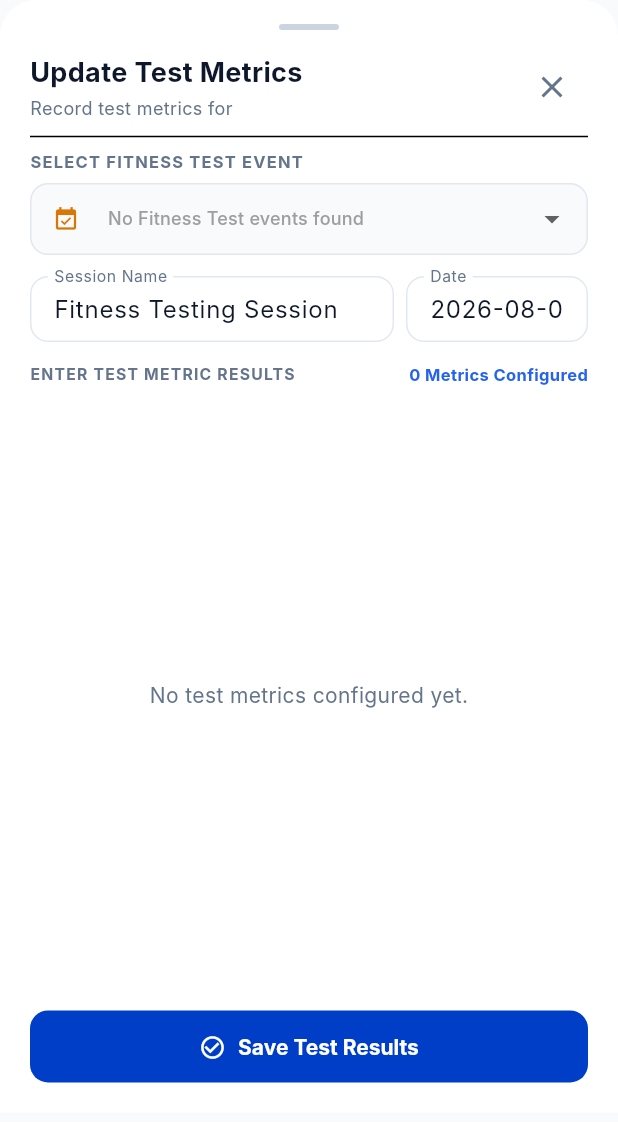
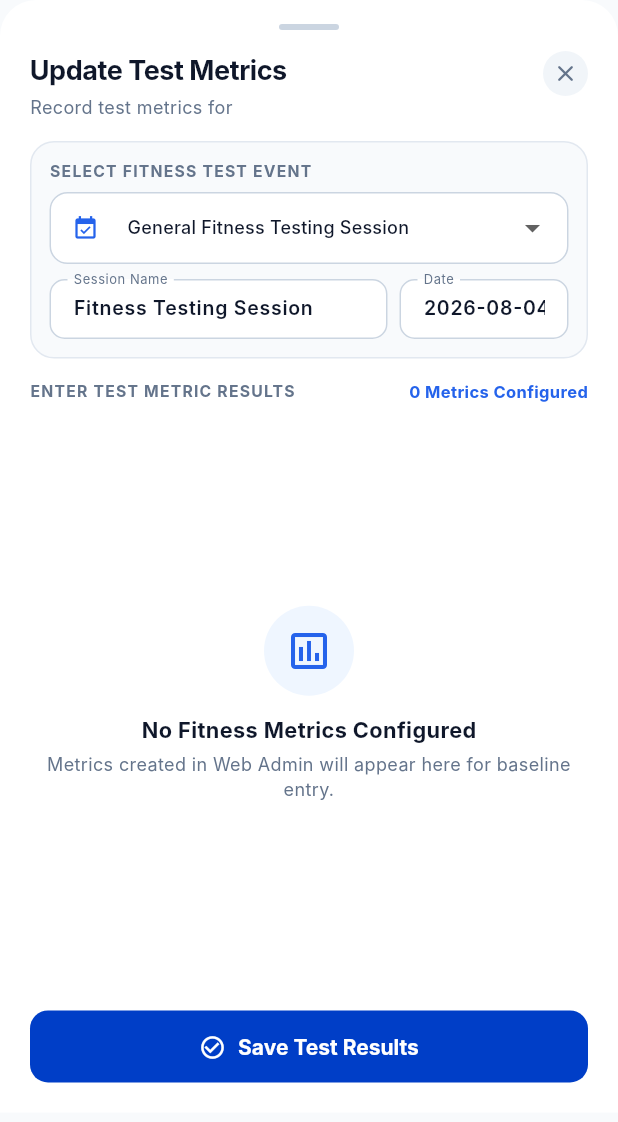
Before and after one commit to CodeWays-PTY/academypro-mobile-app, a Flutter app: the SinglePlayerBaselineModal widget shown alone on an empty page, opened directly with empty values, on a phone screen of 412 x 824 dp. Shown: the top 1122 px of the screen. Run offline on Flutter 3.47's test engine with Material 3 defaults, Android fonts, the phone set to English and light mode, and no system bars; our stand-ins replace connectivity_plus, dio, flutter_local_notifications, flutter_riverpod, hive_flutter, image_picker and 2 more; missing offline and left inert: mobile_scanner; accounts and stored records are empty; network calls fail; Roboto replaces fonts that are missing (Inter).

Commit message:
Redesign single_player_baseline_modal UI to align 100% with batch_test_logger_modal theme, typography, header, and container styling

```diff
--- a/lib/features/dashboard/presentation/single_player_baseline_modal.dart
+++ b/lib/features/dashboard/presentation/single_player_baseline_modal.dart
@@ -294,29 +294,42 @@ class _SinglePlayerBaselineModalState extends ConsumerState<SinglePlayerBaseline
 
           // Header
           Row(
-            mainAxisAlignment: MainAxisAlignment.spaceBetween,
+            crossAxisAlignment: CrossAxisAlignment.start,
             children: [
-              Column(
+              Expanded(
+                child: Column(
                   crossAxisAlignment: CrossAxisAlignment.start,
                   children: [
                     const Text(
                       'Update Test Metrics',
-                    style: TextStyle(fontSize: 18.0, fontWeight: FontWeight.bold, color: Color(0xFF0F172A)),
+                      style: TextStyle(fontSize: 18.0, fontWeight: FontWeight.bold, color: Color(0xFF0F172A), letterSpacing: -0.3),
                     ),
-                  const SizedBox(height: 2.0),
+                    const SizedBox(height: 3.0),
                     Text(
                       'Record test metrics for ${widget.playerName}',
                       style: const TextStyle(fontSize: 12.0, color: Color(0xFF64748B)),
+                      overflow: TextOverflow.ellipsis,
+                      maxLines: 2,
                     ),
                   ],
                 ),
-              IconButton(
-                icon: const Icon(Icons.close, color: Color(0xFF64748B)),
-                onPressed: () => Navigator.pop(context),
+              ),
+              const SizedBox(width: 12.0),
+              InkWell(
+                onTap: () => Navigator.pop(context),
+                borderRadius: BorderRadius.circular(20.0),
+                child: Container(
+                  padding: const EdgeInsets.all(6.0),
+                  decoration: const BoxDecoration(
+                    color: Color(0xFFF1F5F9),
+                    shape: BoxShape.circle,
+                  ),
+                  child: const Icon(Icons.close_rounded, size: 18.0, color: Color(0xFF64748B)),
+                ),
               ),
             ],
           ),
-          const Divider(height: 18.0),
+          const SizedBox(height: 14.0),
 
           if (_isLoading)
             const Expanded(
@@ -325,10 +338,20 @@ class _SinglePlayerBaselineModalState extends ConsumerState<SinglePlayerBaseline
               ),
             )
           else ...[
-            // 1. SELECT FITNESS TEST EVENT (Locked when launched from a specific event)
+            // 1. EVENT & SESSION CONFIGURATION CARD
+            Container(
+              padding: const EdgeInsets.all(12.0),
+              decoration: BoxDecoration(
+                color: const Color(0xFFF8FAFC),
+                borderRadius: BorderRadius.circular(16.0),
+                border: Border.all(color: const Color(0xFFE2E8F0)),
+              ),
+              child: Column(
+                crossAxisAlignment: CrossAxisAlignment.start,
+                children: [
                   Text(
                     widget.initialEvent != null ? 'FITNESS TEST EVENT (LOCKED)' : 'SELECT FITNESS TEST EVENT',
-              style: const TextStyle(fontSize: 11.0, fontWeight: FontWeight.bold, color: Color(0xFF64748B), letterSpacing: 0.8),
+                    style: const TextStyle(fontSize: 10.5, fontWeight: FontWeight.bold, color: Color(0xFF64748B), letterSpacing: 0.8),
                   ),
                   const SizedBox(height: 6.0),
                   DropdownButtonFormField<String>(
@@ -340,22 +363,21 @@ class _SinglePlayerBaselineModalState extends ConsumerState<SinglePlayerBaseline
                       prefixIcon: Icon(
                         widget.initialEvent != null ? Icons.lock_clock : Icons.event_available,
                         size: 18.0,
-                  color: widget.initialEvent != null ? const Color(0xFF64748B) : const Color(0xFFD97706),
+                        color: widget.initialEvent != null ? const Color(0xFF64748B) : const Color(0xFF2563EB),
                       ),
                       filled: true,
-                fillColor: widget.initialEvent != null ? const Color(0xFFF1F5F9) : const Color(0xFFF8FAFC),
+                      fillColor: widget.initialEvent != null ? const Color(0xFFF1F5F9) : Colors.white,
                       contentPadding: const EdgeInsets.symmetric(horizontal: 12.0, vertical: 10.0),
-                border: OutlineInputBorder(borderRadius: BorderRadius.circular(12.0), borderSide: const BorderSide(color: Color(0xFFE2E8F0))),
-                enabledBorder: OutlineInputBorder(borderRadius: BorderRadius.circular(12.0), borderSide: const BorderSide(color: Color(0xFFE2E8F0))),
-                disabledBorder: OutlineInputBorder(borderRadius: BorderRadius.circular(12.0), borderSide: const BorderSide(color: Color(0xFFCBD5E1))),
-                focusedBorder: OutlineInputBorder(borderRadius: BorderRadius.circular(12.0), borderSide: const BorderSide(color: Color(0xFFD97706), width: 1.5)),
+                      border: OutlineInputBorder(borderRadius: BorderRadius.circular(12.0), borderSide: const BorderSide(color: Color(0xFFCBD5E1))),
+                      enabledBorder: OutlineInputBorder(borderRadius: BorderRadius.circular(12.0), borderSide: const BorderSide(color: Color(0xFFCBD5E1))),
+                      focusedBorder: OutlineInputBorder(borderRadius: BorderRadius.circular(12.0), borderSide: const BorderSide(color: Color(0xFF2563EB), width: 1.5)),
                     ),
                     hint: const Text('Select Test Event', style: TextStyle(fontSize: 13.0)),
                     items: _testEvents.isEmpty
                         ? [
                             const DropdownMenuItem<String>(
                               value: null,
-                        child: Text('No Fitness Test events found', style: TextStyle(fontSize: 12.0, color: Colors.grey)),
+                              child: Text('General Fitness Testing Session', style: TextStyle(fontSize: 12.0, color: Color(0xFF0F172A))),
                             )
                           ]
                         : _testEvents.map((evt) {
@@ -374,20 +396,24 @@ class _SinglePlayerBaselineModalState extends ConsumerState<SinglePlayerBaseline
                           }).toList(),
                     onChanged: widget.initialEvent != null ? null : _onEventSelected,
                   ),
-            const SizedBox(height: 14.0),
-
-            // Date & Session Name Info Row
+                  const SizedBox(height: 10.0),
                   Row(
                     children: [
                       Expanded(
                         flex: 2,
                         child: TextFormField(
                           controller: _sessionController,
+                          style: const TextStyle(fontSize: 13.0, fontWeight: FontWeight.w600, color: Color(0xFF0F172A)),
                           decoration: InputDecoration(
                             labelText: 'Session Name',
+                            labelStyle: const TextStyle(fontSize: 11.5, color: Color(0xFF64748B)),
                             isDense: true,
+                            filled: true,
+                            fillColor: Colors.white,
                             contentPadding: const EdgeInsets.symmetric(horizontal: 12.0, vertical: 10.0),
-                      border: OutlineInputBorder(borderRadius: BorderRadius.circular(10.0)),
+                            border: OutlineInputBorder(borderRadius: BorderRadius.circular(10.0), borderSide: const BorderSide(color: Color(0xFFCBD5E1))),
+                            enabledBorder: OutlineInputBorder(borderRadius: BorderRadius.circular(10.0), borderSide: const BorderSide(color: Color(0xFFCBD5E1))),
+                            focusedBorder: OutlineInputBorder(borderRadius: BorderRadius.circular(10.0), borderSide: const BorderSide(color: Color(0xFF2563EB), width: 1.5)),
                           ),
                         ),
                       ),
@@ -396,15 +422,24 @@ class _SinglePlayerBaselineModalState extends ConsumerState<SinglePlayerBaseline
                         flex: 1,
                         child: TextFormField(
                           controller: _dateController,
+                          style: const TextStyle(fontSize: 13.0, fontWeight: FontWeight.w600, color: Color(0xFF0F172A)),
                           decoration: InputDecoration(
                             labelText: 'Date',
+                            labelStyle: const TextStyle(fontSize: 11.5, color: Color(0xFF64748B)),
                             isDense: true,
+                            filled: true,
+                            fillColor: Colors.white,
                             contentPadding: const EdgeInsets.symmetric(horizontal: 12.0, vertical: 10.0),
-                      border: OutlineInputBorder(borderRadius: BorderRadius.circular(10.0)),
+                            border: OutlineInputBorder(borderRadius: BorderRadius.circular(10.0), borderSide: const BorderSide(color: Color(0xFFCBD5E1))),
+                            enabledBorder: OutlineInputBorder(borderRadius: BorderRadius.circular(10.0), borderSide: const BorderSide(color: Color(0xFFCBD5E1))),
+                            focusedBorder: OutlineInputBorder(borderRadius: BorderRadius.circular(10.0), borderSide: const BorderSide(color: Color(0xFF2563EB), width: 1.5)),
                           ),
                         ),
                       ),
                     ],
+                  ),
+                ],
+              ),
             ),
             const SizedBox(height: 14.0),
 
@@ -427,8 +462,34 @@ class _SinglePlayerBaselineModalState extends ConsumerState<SinglePlayerBaseline
             // 2. LIST ALL METRICS AS TEXT INPUT BOXES
             Expanded(
               child: _testMetrics.isEmpty
-                  ? const Center(
-                      child: Text('No test metrics configured yet.', style: TextStyle(color: Color(0xFF64748B))),
+                  ? Center(
+                      child: Padding(
+                        padding: const EdgeInsets.symmetric(vertical: 24.0),
+                        child: Column(
+                          mainAxisAlignment: MainAxisAlignment.center,
+                          children: [
+                            Container(
+                              padding: const EdgeInsets.all(14.0),
+                              decoration: const BoxDecoration(
+                                color: Color(0xFFEFF6FF),
+                                shape: BoxShape.circle,
+                              ),
+                              child: const Icon(Icons.assessment_outlined, size: 32.0, color: Color(0xFF2563EB)),
+                            ),
+                            const SizedBox(height: 12.0),
+                            const Text(
+                              'No Fitness Metrics Configured',
+                              style: TextStyle(fontSize: 14.5, fontWeight: FontWeight.bold, color: Color(0xFF0F172A)),
+                            ),
+                            const SizedBox(height: 4.0),
+                            const Text(
+                              'Metrics created in Web Admin will appear here for baseline entry.',
+                              textAlign: TextAlign.center,
+                              style: TextStyle(fontSize: 12.0, color: Color(0xFF64748B)),
+                            ),
+                          ],
+                        ),
+                      ),
                     )
                   : ListView.separated(
                       itemCount: _testMetrics.length,
```
Lines whose indentation alone changed are shown as unchanged.
